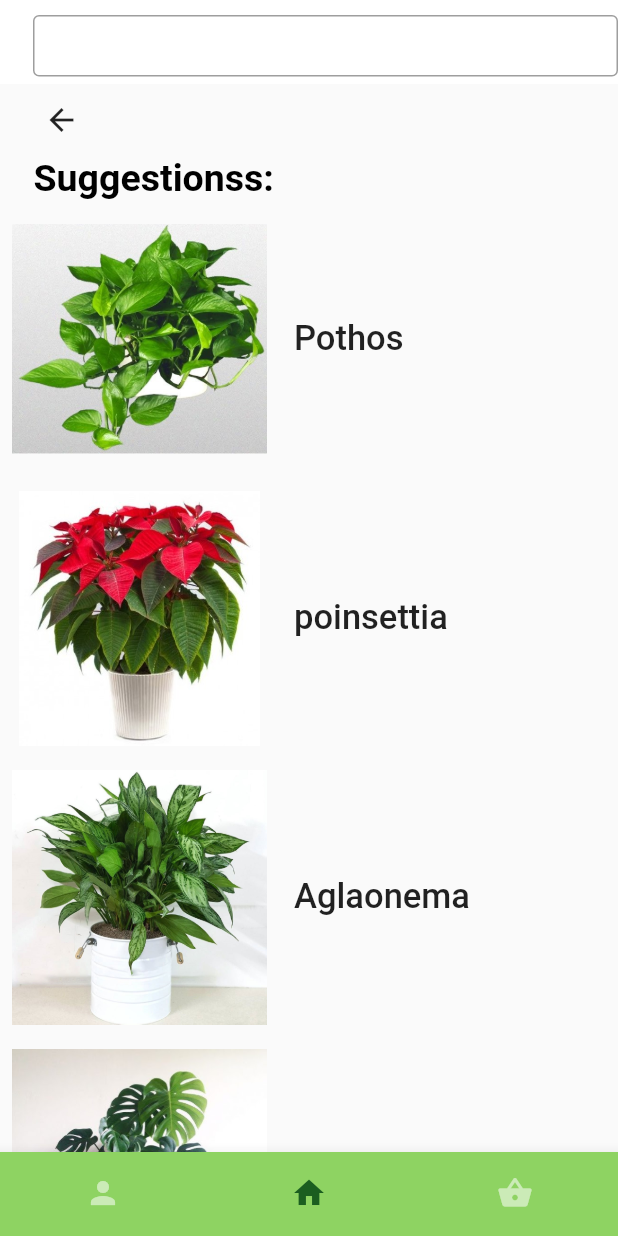
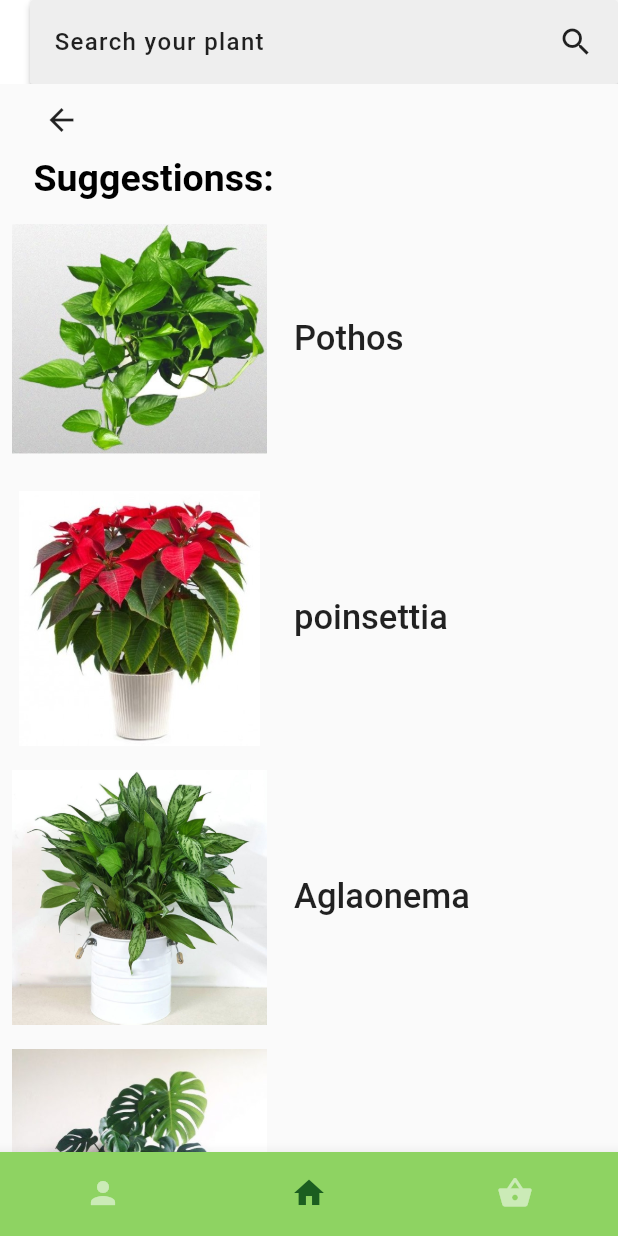
Before and after one commit to Faezeh-dqn/Giahdooni, a Flutter app: the screen it shows after launch, on a phone screen of 412 x 824 dp. Run offline on Flutter 3.47's test engine with Material 2 defaults, Android fonts, the light colour scheme and no system bars; drawn by our look-alikes of flutter_typeahead; our stand-ins replace cloud_firestore, firebase_auth, firebase_core, get, get_it, stacked; accounts and stored records are empty.

Commit message:
edit shode

```diff
--- a/lib/models/plant.dart
+++ b/lib/models/plant.dart
@@ -7,11 +7,13 @@ class Plant {
   final String name;
   final int price;
   final int itemCount;
+  String about;
   Plant({
     @required this.imagePath,
     @required this.name,
     @required this.price,
     @required this.itemCount,
+    @required this.about,
   });
 
   Plant copyWith({
--- a/lib/services/firestore_service.dart
+++ b/lib/services/firestore_service.dart
@@ -7,7 +7,7 @@ class FirestoreService {
   final FirebaseFirestore fireStore;
   final AuthenticationService authenticationService;
   String userCollection = 'users';
-  String plantCollection = 'plants';
+  String plantCollection = 'palnts';
 
   FirestoreService({this.fireStore, this.authenticationService});
 
@@ -20,13 +20,14 @@ class FirestoreService {
   }
 
   Future<Plant> getPlantFromDB(String name) async {
-    Plant chosenPlant;
-    QuerySnapshot querySnapshot =
-        await fireStore.collection(plantCollection).where(name).get();
-    querySnapshot.docs.forEach((snapShot) {
-      Plant plant = Plant.fromMap(snapShot.data());
-      chosenPlant = plant;
-      return chosenPlant;
+    Plant plant;
+    QuerySnapshot querySnapshot = await fireStore
+        .collection(plantCollection)
+        .where("name", isEqualTo: name)
+        .get();
+    querySnapshot.docs.forEach((snapshot) {
+      plant = Plant.fromMap(snapshot.data());
     });
+    return plant;
   }
 }
--- a/lib/viewmodels/home_page_viewmodel.dart
+++ b/lib/viewmodels/home_page_viewmodel.dart
@@ -14,24 +14,60 @@ class HomePageViewModel extends BaseViewModel {
     notifyListeners();
   }
 
-  Plant plant0 =
-      Plant(imagePath: 'images/petus.jpg', name: 'Pothos', price: 50000);
-  Plant plant1 =
-      Plant(imagePath: 'images/bent.jpg', name: 'poinsettia', price: 110000);
-  Plant plant2 =
-      Plant(imagePath: 'images/agloo.jpg', name: 'Aglaonema', price: 70000);
-  Plant plant3 =
-      Plant(imagePath: 'images/anjiri.jpg', name: 'Swees Cheese', price: 98000);
-  Plant plant4 =
-      Plant(imagePath: 'images/radiator.jpg', name: 'Radiator', price: 34000);
+  Plant plant0 = Plant(
+      imagePath: 'images/petus.jpg',
+      name: 'Pothos',
+      price: 50000,
+      about:
+          'A perfect houseplant for beginners, pothos is one of the easiest you can grow -- and one of the most popular. This hardy indoor plant features dark green leaves splashed and marbled in shades of yellow, cream, or white. Pothos is wonderfully versatile in the home: You can grow it in hanging baskets to trail down, let it climb a totem or trellis, or grow horizontally along a tabletop or mantle. ');
+  Plant plant1 = Plant(
+      imagePath: 'images/bent.jpg',
+      name: 'poinsettia',
+      price: 110000,
+      about:
+          'Native to Mexico, poinsettias are in the Euphorbia family and are a popular holiday plant because of their colorful bracts (leaves). There is also a species that is used as a cut flower. They are most commonly used for decorating during the winter holidays, but are also attractive as green plants throughout the year.');
+  Plant plant2 = Plant(
+      imagePath: 'images/agloo.jpg',
+      name: 'Aglaonema',
+      price: 70000,
+      about:
+          'Commonly called the “Chinese Evergreen”, this plant is native to the tropical forest floors of Asia, and so appreciates a spot where it can receive indirect light as direct sunlight can scorch its leaves. Keeping it a few feet from a well lit window where it can receive bright diffused light is ideal');
+  Plant plant3 = Plant(
+      imagePath: 'images/anjiri.jpg',
+      name: 'Swees Cheese',
+      price: 98000,
+      about:
+          'Monstera deliciosa (monstera) is a climbing vine that can be grown in its natural form on a stake or pole. It is widely available as a popular houseplant at many garden centers and grown as a cluster of multiple vines to create a full shrub-like appearance. Monstera has dark green leathery foliage with deep lobing, capable of growing up to 36” wide.');
+  Plant plant4 = Plant(
+      imagePath: 'images/radiator.jpg',
+      name: 'Radiator',
+      price: 34000,
+      about:
+          'Radiator Plants is the common name used to identify any plants in the Peperomia genus. The Peperomia species is a mat-forming and slow-growing species of evergreen vine. It is one of two genera within the large Piperaceae family. There have been more than 1500 species recorded all throughout tropical and subtropical regions. Most of the varieties are small, compact, epiphytes that usually grow on rotten wood.');
   Plant plant5 = Plant(
-      imagePath: 'images/sansoria.jpg', name: 'Sansevieria', price: 100000);
+      imagePath: 'images/sansoria.jpg',
+      name: 'Sansevieria',
+      price: 100000,
+      about:
+          'Sansevierias are succulent plants- they have strong, stiff, almost plastic-like, succulent leaves that erupt right out the ground from the roots or rhizomes. There are no stems or trunks. ... In nature most of the Sansevieria live in hot, dry climates in very well draining soils and most live in bright sunny locations.');
   Plant plant6 = Plant(
-      imagePath: 'images/nakhl.jpg', name: 'Madagascar palm', price: 135000);
-  Plant plant7 =
-      Plant(imagePath: 'images/hosnn.jpg', name: 'Solenostemon', price: 54000);
+      imagePath: 'images/nakhl.jpg',
+      name: 'Madagascar palm',
+      price: 135000,
+      about:
+          'Madagascar palm is also known as “Madagascar Palm” to all you non fact memorizing scientists that are out there. Although it resembles both a palm and a cactus it is neither, it is a succulent in the Apocynaceae Family, related to lianas and also closer to home the, “Indian Hemp” plant found in north America traditionally used to make fiber. This plant is one of thousands of species original to only Madagascar, thanks to a huge earthquake 65 million years ago that separated it from India. Which now');
+  Plant plant7 = Plant(
+      imagePath: 'images/hosnn.jpg',
+      name: 'Solenostemon',
+      price: 54000,
+      about:
+          'Solenostemon scutellarioides (coleus) is one of the flowering plant species belongs to family Lamiaceae. It is native to Malaysia and South East Asia. Plants need moist-drained soil to grow and typically grow 0.5-1 m tall, though some may grow as tall as 2 meters. Plants are bushy, woody-based evergreen perennial and mostly grown due to its decorative variegated leaves. It is also known as Coleus blumei and Plectranthus scutellarioides');
   Plant plant8 = Plant(
-      imagePath: 'images/zamofilia.jpg', name: 'Zamiifolia', price: 94000);
+      imagePath: 'images/zamofilia.jpg',
+      name: 'Zamiifolia',
+      price: 94000,
+      about:
+          'The plant commonly known as "ZZ" has become a popular houseplant because of its interesting foliage and adaptability to challenging growing conditions. In fact, ZZ is so impressive that is was named a Florida Plant of the Year by FNGLA (Florida Nursery, Growers & Landscape Association) more than once.The ZZ plant has a bold, tropical look with glossy, green leaflets arranged along upright stems. ZZ plant is technically an aroid and is more closely related to elephant ear, anthurium, and philodendron');
 
   init() {
     plants.add(plant0);
--- a/lib/views/home_page.dart
+++ b/lib/views/home_page.dart
@@ -5,6 +5,7 @@ import 'package:giahdooni/viewmodels/home_page_viewmodel.dart';
 import 'package:giahdooni/views/Buying_page.dart';
 import 'package:cloud_firestore/cloud_firestore.dart';
 import 'package:giahdooni/views/orders_page.dart';
+import 'package:giahdooni/views/searchBar_page.dart';
 import 'package:giahdooni/views/signup_page.dart';
 import 'package:giahdooni/views/choosing_page.dart';
 import 'package:stacked/stacked.dart';
@@ -25,41 +26,26 @@ class _HomePageState extends State<HomePage> {
           backgroundColor: Colors.white,
           elevation: 0,
           actions: [
-            Padding(
-              padding: EdgeInsets.only(top: 10),
-              child: Column(
+            Container(
+              width: 392,
+              height: 50,
+              child: RaisedButton(
+                onPressed: () {
+                  Get.to(SearchBarPage());
+                },
+                color: Colors.grey.shade200,
+                child: Row(
+                  mainAxisAlignment: MainAxisAlignment.spaceBetween,
                   children: [
-                  Container(
-                    height: 41,
-                    width: 390,
-                    child: TypeAheadField(
-                      textFieldConfiguration: TextFieldConfiguration(
-                          autofocus: true,
-                          style: DefaultTextStyle.of(context)
-                              .style
-                              .copyWith(fontStyle: FontStyle.italic),
-                          decoration:
-                              InputDecoration(border: OutlineInputBorder())),
-                      suggestionsCallback: (pattern) async {
-                        return model.getPlantFormDB(pattern);
-                      },
-                      itemBuilder: (context, suggestion) {
-                        return ListTile(
-                          leading: Icon(Icons.shopping_cart),
-                          title: Text(suggestion['name']),
-                          subtitle: Text('\$${suggestion['price']}'),
-                        );
-                      },
-                      onSuggestionSelected: (suggestion) {
-                        Navigator.of(context).push(MaterialPageRoute(
-                          builder: (context) => OrdersPage(),
-                        ));
-                      },
+                    Text(
+                      'Search your plant',
+                      style: TextStyle(letterSpacing: 0.9, fontSize: 16),
                     ),
-                  )
+                    Icon(Icons.search),
                   ],
                 ),
-            )
+              ),
+            ),
           ],
         ),
         body: Center(
@@ -95,39 +81,50 @@ class _HomePageState extends State<HomePage> {
                         PlantsList(
                           plantName: model.plant0.name,
                           plantPath: model.plant0.imagePath,
-                            plantPrice: model.plant0.price),
+                          plantPrice: model.plant0.price,
+                          about: model.plant0.about,
+                        ),
                         PlantsList(
                           plantName: model.plant1.name,
                           plantPath: model.plant1.imagePath,
-                            plantPrice: model.plant1.price),
+                          plantPrice: model.plant1.price,
+                          about: model.plant1.about,
+                        ),
                         PlantsList(
                             plantName: model.plant2.name,
                             plantPath: model.plant2.imagePath,
-                            plantPrice: model.plant2.price),
+                            plantPrice: model.plant2.price,
+                            about: model.plant2.about),
                         PlantsList(
                             plantName: model.plant3.name,
                             plantPath: model.plant3.imagePath,
-                            plantPrice: model.plant3.price),
+                            plantPrice: model.plant3.price,
+                            about: model.plant3.about),
                         PlantsList(
                             plantName: model.plant4.name,
                             plantPath: model.plant4.imagePath,
-                            plantPrice: model.plant4.price),
+                            plantPrice: model.plant4.price,
+                            about: model.plant4.about),
                         PlantsList(
                             plantName: model.plant5.name,
                             plantPath: model.plant5.imagePath,
-                            plantPrice: model.plant5.price),
+                            plantPrice: model.plant5.price,
+                            about: model.plant5.about),
                         PlantsList(
                             plantName: model.plant6.name,
                             plantPath: model.plant6.imagePath,
-                            plantPrice: model.plant6.price),
+                            plantPrice: model.plant6.price,
+                            about: model.plant6.about),
                         PlantsList(
                             plantName: model.plant7.name,
                             plantPath: model.plant7.imagePath,
-                            plantPrice: model.plant7.price),
+                            plantPrice: model.plant7.price,
+                            about: model.plant7.about),
                         PlantsList(
                             plantName: model.plant8.name,
                             plantPath: model.plant8.imagePath,
-                            plantPrice: model.plant8.price),
+                            plantPrice: model.plant8.price,
+                            about: model.plant8.about),
                       ],
                     );
                   },
@@ -147,10 +144,12 @@ class PlantsList extends StatelessWidget {
     @required this.plantName,
     @required this.plantPath,
     @required this.plantPrice,
+    @required this.about,
   });
   String plantName;
   String plantPath;
   int plantPrice;
+  String about;
 
   Widget build(BuildContext context) {
     return Row(
@@ -161,6 +160,7 @@ class PlantsList extends StatelessWidget {
                   imagePath: plantPath,
                   imageName: plantName,
                   plantPrice: plantPrice,
+                  about: about,
                 ));
           },
           iconSize: 170,
```
Also changed, not shown: lib/views/Introduction_page.dart (+36 -10 lines), lib/views/choosing_page.dart (+14 -5 lines), lib/views/searchBar_page.dart (added, +43 -0 lines), pubspec.lock. Lines whose indentation alone changed are shown as unchanged.
